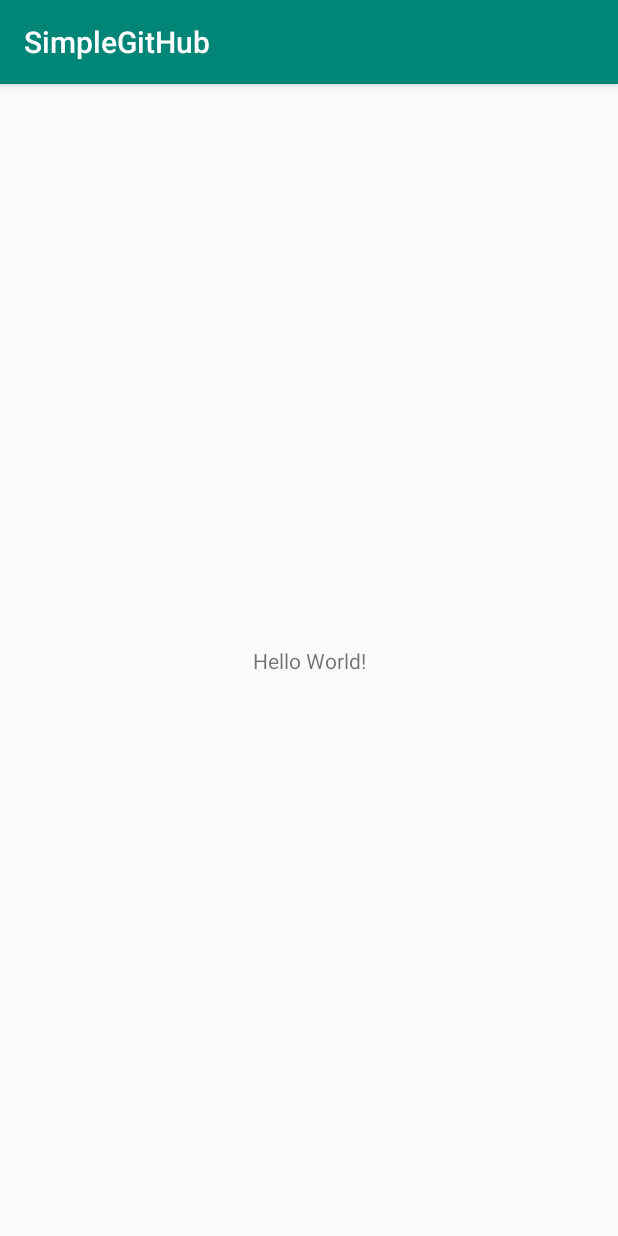
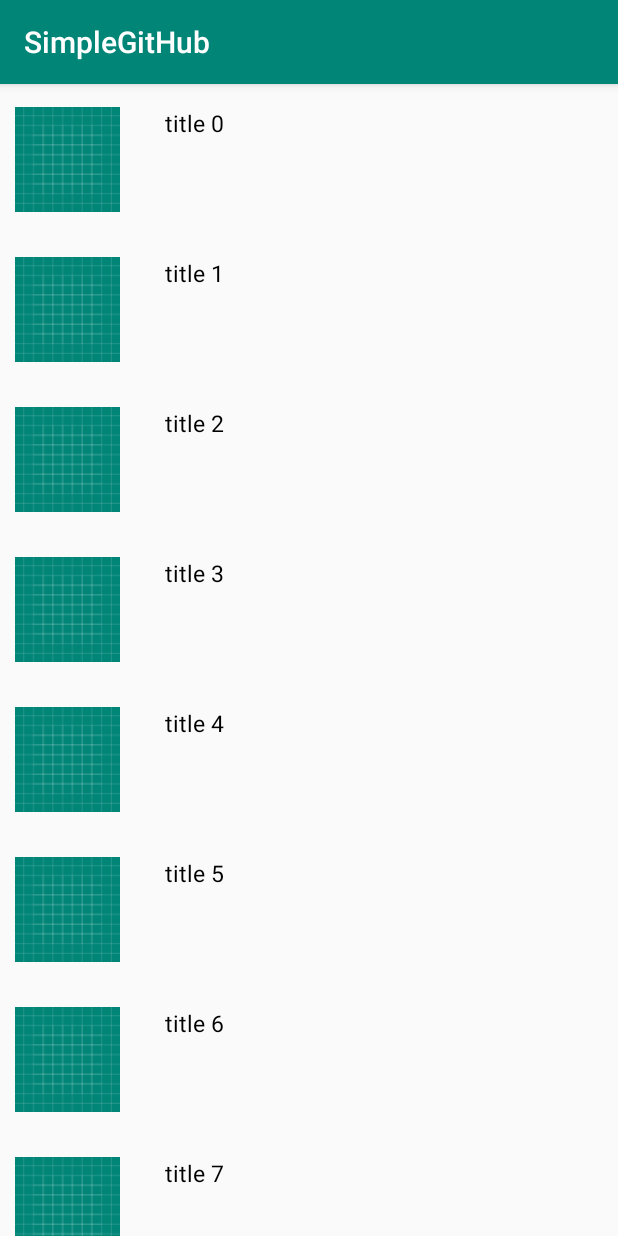
Before and after one commit to asag0704/SimpleGithub, an Android app: the screen it shows after launch (MainActivity), on a phone screen of 412 x 824 dp. Run offline under Robolectric (Android 15) with nearby library versions, the phone set to English and light mode, and no system bars.

Commit message:
add TimeLine sample

```diff
--- a/app/src/main/java/com/nuil/simplegithub/MainActivity.kt
+++ b/app/src/main/java/com/nuil/simplegithub/MainActivity.kt
@@ -2,11 +2,31 @@ package com.nuil.simplegithub
 
 import androidx.appcompat.app.AppCompatActivity
 import android.os.Bundle
+import androidx.recyclerview.widget.LinearLayoutManager
+import androidx.recyclerview.widget.RecyclerView
+import com.nuil.simplegithub.timeline.TimeLineAdapter
+import kotlinx.android.synthetic.main.activity_main.*
 
 class MainActivity : AppCompatActivity() {
+    private lateinit var timeLineAdapter: TimeLineAdapter
 
     override fun onCreate(savedInstanceState: Bundle?) {
         super.onCreate(savedInstanceState)
         setContentView(R.layout.activity_main)
+
+        initTimeLine()
+    }
+
+    private fun initTimeLine() {
+        timeLineAdapter = TimeLineAdapter()
+
+        rvTimeLine.layoutManager = LinearLayoutManager(this, LinearLayoutManager.VERTICAL, false)
+        rvTimeLine.setHasFixedSize(true)
+        rvTimeLine.adapter = timeLineAdapter
+
+        for (i in 0..50) {
+            timeLineAdapter.addItem("title $i")
+        }
+        timeLineAdapter.notifyDataSetChanged()
     }
 }
--- a/app/src/main/java/com/nuil/simplegithub/timeline/TimeLineAdapter.kt
+++ b/app/src/main/java/com/nuil/simplegithub/timeline/TimeLineAdapter.kt
@@ -1,7 +1,6 @@
 package com.nuil.simplegithub.timeline
 
 import android.view.LayoutInflater
-import android.view.View
 import android.view.ViewGroup
 import androidx.recyclerview.widget.RecyclerView
 import com.nuil.simplegithub.R
@@ -19,7 +18,15 @@ class TimeLineAdapter : RecyclerView.Adapter<TimeLineViewHolder>() {
     }
 
     override fun onBindViewHolder(holder: TimeLineViewHolder, position: Int) {
-        holder.setData()
+        val text: String? = timeLineList[position]
+        text?.let { holder.setData(it) }
     }
 
+    fun addItem(item: String) {
+        timeLineList.add(item)
+    }
+
+    fun addItem(items: List<String>) {
+        timeLineList.addAll(items)
+    }
 }
--- a/app/src/main/java/com/nuil/simplegithub/timeline/TimeLineViewHolder.kt
+++ b/app/src/main/java/com/nuil/simplegithub/timeline/TimeLineViewHolder.kt
@@ -6,8 +6,8 @@ import com.nuil.simplegithub.R
 import kotlinx.android.synthetic.main.item_timeline.view.*
 
 class TimeLineViewHolder(itemView: View) : RecyclerView.ViewHolder(itemView) {
-    fun setData() {
+    fun setData(text: String) {
         itemView.imgProfile.setImageResource(R.drawable.ic_launcher_background)
-        itemView.txtTitle.text = "Title"
+        itemView.txtTitle.text = text
     }
 }
--- a/app/src/main/res/layout/activity_main.xml
+++ b/app/src/main/res/layout/activity_main.xml
@@ -7,13 +7,14 @@
     android:layout_height="match_parent"
     tools:context=".MainActivity">
 
-    <TextView
-        android:layout_width="wrap_content"
-        android:layout_height="wrap_content"
-        android:text="Hello World!"
+    <androidx.recyclerview.widget.RecyclerView
+        android:id="@+id/rvTimeLine"
+        android:layout_width="0dp"
+        android:layout_height="0dp"
+        tools:listitem="@layout/item_timeline"
+        app:layout_constraintTop_toTopOf="parent"
         app:layout_constraintBottom_toBottomOf="parent"
-        app:layout_constraintLeft_toLeftOf="parent"
-        app:layout_constraintRight_toRightOf="parent"
-        app:layout_constraintTop_toTopOf="parent" />
+        app:layout_constraintStart_toStartOf="parent"
+        app:layout_constraintEnd_toEndOf="parent" />
 
 </androidx.constraintlayout.widget.ConstraintLayout>
--- a/app/src/main/res/layout/item_timeline.xml
+++ b/app/src/main/res/layout/item_timeline.xml
@@ -7,7 +7,7 @@
 
     <ImageView
         android:id="@+id/imgProfile"
-        android:layout_width="wrap_content"
+        android:layout_width="70dp"
         android:layout_height="70dp"
         android:scaleType="centerCrop"
         app:layout_constraintTop_toTopOf="parent"
```
